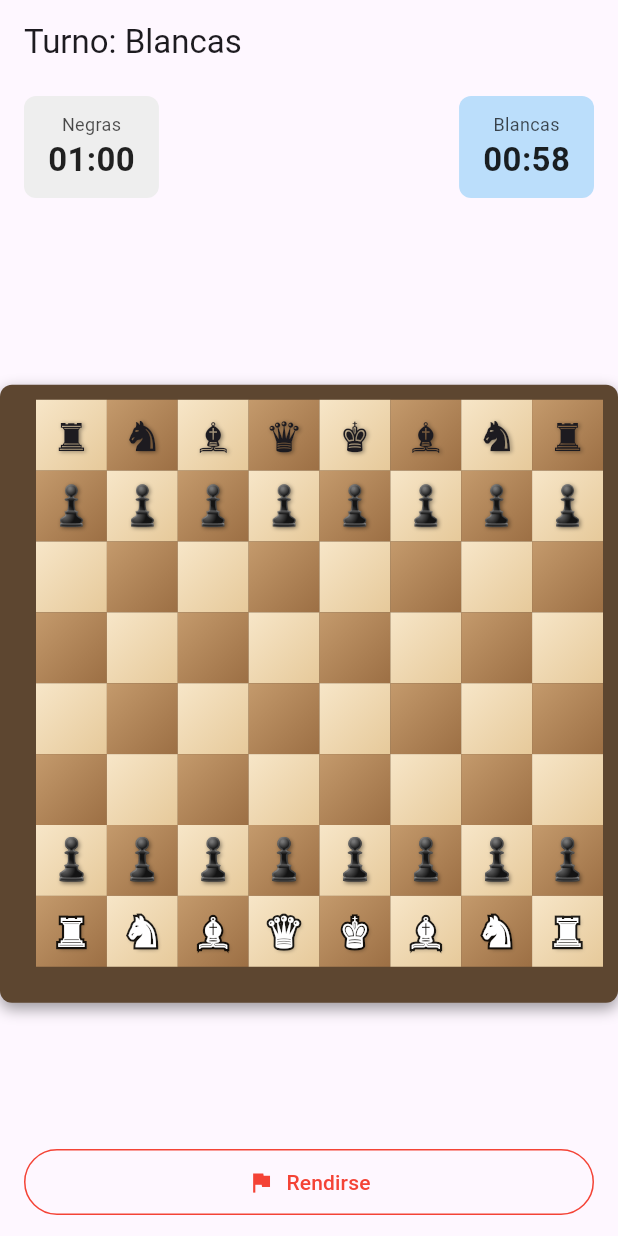
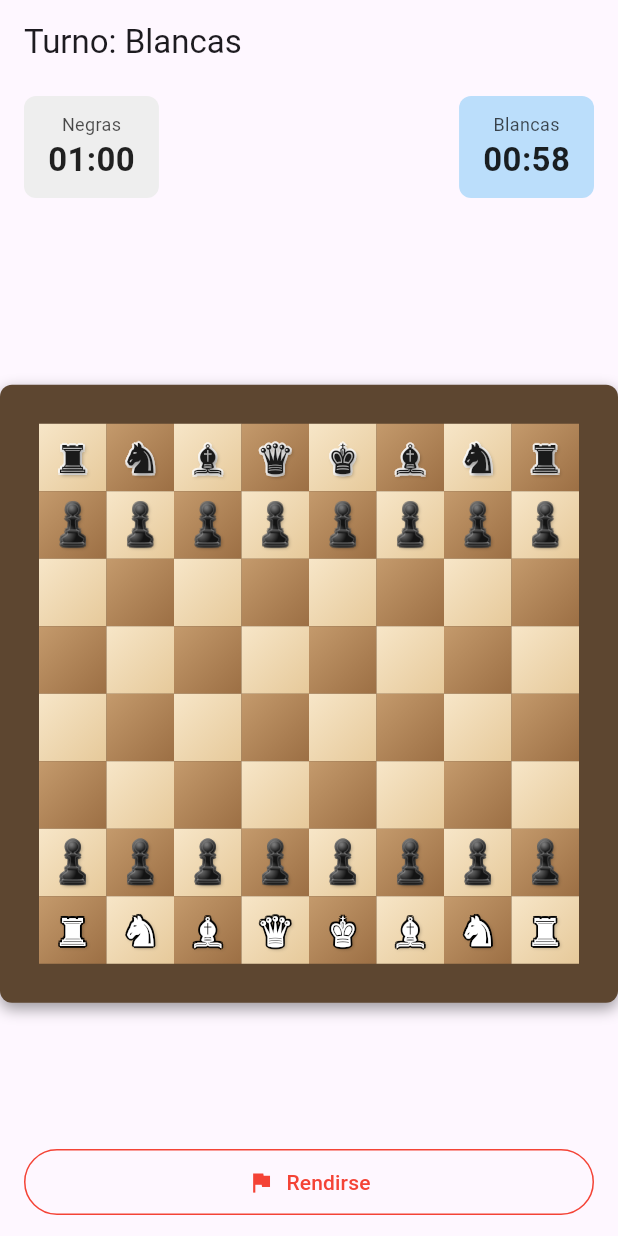
Before and after one commit to adh3us/Chess-in-time, a Flutter app: the screen it shows after launch, after a tap on "Medio", after a tap on "Alto", after a tap on "Bullet · 1+0", on a phone screen of 412 x 824 dp. Run offline on Flutter 3.47's test engine with Material 3 defaults, Android fonts, the phone set to English and light mode, and no system bars.

Commit message:
Fase 4: corregir estilo de piezas en Medio/Alto y centrado del tablero en Alto
Segunda vuelta de feedback de Lucas:
- El fix anterior de contraste (Paint con PaintingStyle.stroke) seguía
  todos los sub-trazos internos del glifo y terminaba tapando el relleno
  blanco -- las blancas se veían negras. Se reemplaza por la técnica
  clásica de "stroke" de texto (copias del mismo glifo desplazadas unos
  píxeles alrededor + el relleno encima), que no depende de cómo la
  fuente componga los sub-trazos.
- Blancas y negras ahora usan el mismo glifo sólido en Medio/Alto (una
  sola línea de diseño), diferenciadas solo por color -- antes usaban dos
  sets de glifos distintos (hueco vs. sólido), que es justo lo que Lucas
  reportó como "modelos diferentes". Básico sigue con el set clásico.
- En Alto, las coordenadas a-h/1-8 restaban espacio solo de un lado
  (izquierda/abajo) y corrían la grilla visualmente hacia arriba-derecha.
  Ahora los márgenes son simétricos en las 4 puntas, así el tablero en sí
  queda centrado.

```diff
--- a/chess_in_time/lib/chess_game_screen.dart
+++ b/chess_in_time/lib/chess_game_screen.dart
@@ -75,39 +75,49 @@ _Material _computeMaterial(LocalChessEngine engine) {
 
 /// Dibuja una pieza en el tablero según el tema visual activo.
 ///
-/// Feedback de Lucas sobre Medio/Alto: los glifos Unicode de piezas blancas
-/// (♙♘♗♖♕♔) son solo un contorno hueco sin relleno — se pierden contra los
-/// colores de tablero más saturados de esos dos niveles. Para blancas, en
-/// Medio/Alto se usa la misma silueta sólida de las piezas negras (mismo
-/// glifo, la forma ya está resuelta), pero pintada con relleno blanco y
-/// contorno oscuro superpuesto — así se ve una pieza blanca real, no un
-/// esbozo fino. Básico y las piezas negras no se tocan.
-Widget _pieceGlyph(ChessPiece piece, BoardThemeConfig theme, bool applyWhiteFix) {
+/// Segunda vuelta de feedback de Lucas: el intento anterior (Paint con
+/// PaintingStyle.stroke) seguía TODOS los sub-trazos internos de cada
+/// glifo, no solo el contorno exterior — el trazo terminaba tapando el
+/// relleno blanco y las piezas blancas se veían negras. Además, usar un
+/// glifo distinto por color (el set hueco de blancas vs. el sólido de
+/// negras) es, literalmente, "un modelo distinto" para cada bando.
+///
+/// Acá, para Medio/Alto, blancas y negras usan el mismo glifo sólido —
+/// una sola línea de diseño — y se diferencian solo por color de relleno.
+/// El contorno se arma a mano con copias del mismo texto desplazadas unos
+/// píxeles alrededor (la técnica clásica de "stroke" de texto), que no
+/// depende de cómo la fuente componga los sub-trazos del glifo. Básico
+/// sigue con el set clásico hueco/sólido sin tocar.
+Widget _pieceGlyph(ChessPiece piece, BoardThemeConfig theme, bool unifiedStyle) {
   final shadows = theme.pieceShadow
       ? const [Shadow(color: Colors.black45, blurRadius: 3, offset: Offset(1, 1))]
       : null;
 
-  if (piece.color == PieceColor.white && applyWhiteFix) {
-    final glyph = _symbols[PieceColor.black]![piece.type]!; // misma silueta, ahora rellenable
+  if (!unifiedStyle) {
+    return Text(_symbols[piece.color]![piece.type]!, style: TextStyle(fontSize: 26, shadows: shadows));
+  }
+
+  final glyph = _symbols[PieceColor.black]![piece.type]!; // misma silueta para las dos, un solo estilo
+  final isWhite = piece.color == PieceColor.white;
+  final fill = isWhite ? Colors.white : const Color(0xFF1A1A1A);
+  final outline = isWhite ? Colors.black87 : Colors.white70;
+
+  const outlineOffsets = [
+    Offset(-1.3, 0), Offset(1.3, 0), Offset(0, -1.3), Offset(0, 1.3),
+    Offset(-1.0, -1.0), Offset(1.0, -1.0), Offset(-1.0, 1.0), Offset(1.0, 1.0),
+  ];
+
   return Stack(
     alignment: Alignment.center,
     children: [
-        Text(
-          glyph,
-          style: TextStyle(
-            fontSize: 27,
-            foreground: Paint()
-              ..style = PaintingStyle.stroke
-              ..strokeWidth = 3
-              ..color = Colors.black87,
+      for (final o in outlineOffsets)
+        Transform.translate(
+          offset: o,
+          child: Text(glyph, style: TextStyle(fontSize: 26, color: outline)),
         ),
-        ),
-        Text(glyph, style: TextStyle(fontSize: 27, color: Colors.white, shadows: shadows)),
+      Text(glyph, style: TextStyle(fontSize: 26, color: fill, shadows: shadows)),
     ],
   );
-  }
-
-  return Text(_symbols[piece.color]![piece.type]!, style: TextStyle(fontSize: 26, shadows: shadows));
 }
 
 /// Motivo de cierre que no viene del motor de ajedrez (jaque mate/ahogado/
@@ -458,15 +468,27 @@ class _BoardArea extends StatelessWidget {
 
     Widget content = grid;
     if (theme.showCoordinates) {
+      // Márgenes simétricos en las 4 puntas (aunque solo izquierda/abajo
+      // lleven texto) para que el tablero en sí quede centrado — antes las
+      // etiquetas solo restaban espacio de un lado y corrían la grilla
+      // hacia arriba/derecha.
+      const labelThickness = 16.0;
       content = AspectRatio(
         aspectRatio: 1,
-        child: Column(
+        child: Stack(
           children: [
-            Expanded(
-              child: Row(
-                children: [
-                  SizedBox(
-                    width: 14,
+            Positioned(
+              left: labelThickness,
+              right: labelThickness,
+              top: labelThickness,
+              bottom: labelThickness,
+              child: grid,
+            ),
+            Positioned(
+              left: 0,
+              width: labelThickness,
+              top: labelThickness,
+              bottom: labelThickness,
               child: Column(
                 children: _ranks
                     .map((r) => Expanded(
@@ -475,14 +497,11 @@ class _BoardArea extends StatelessWidget {
                     .toList(),
               ),
             ),
-                  Expanded(child: grid),
-                ],
-              ),
-            ),
-            Row(
-              children: [
-                const SizedBox(width: 14),
-                Expanded(
+            Positioned(
+              left: labelThickness,
+              right: labelThickness,
+              bottom: 0,
+              height: labelThickness,
               child: Row(
                 children: _files
                     .map((f) => Expanded(
@@ -490,8 +509,6 @@ class _BoardArea extends StatelessWidget {
                         ))
                     .toList(),
               ),
-                ),
-              ],
             ),
           ],
         ),
```
Lines whose indentation alone changed are shown as unchanged.
